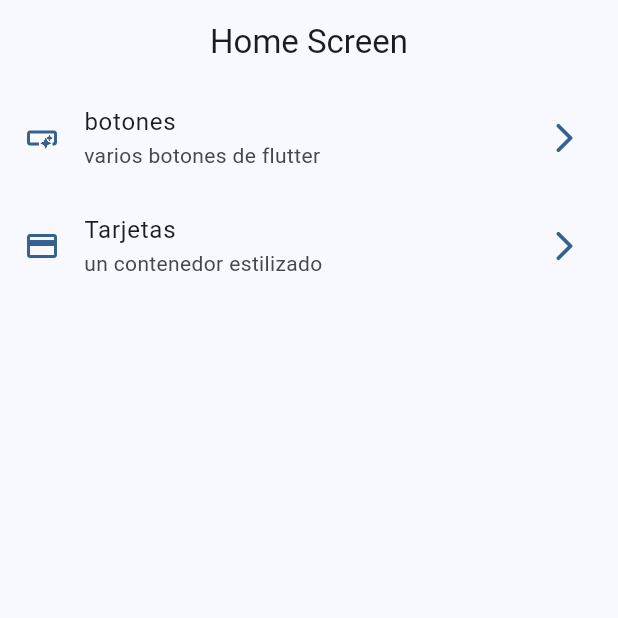
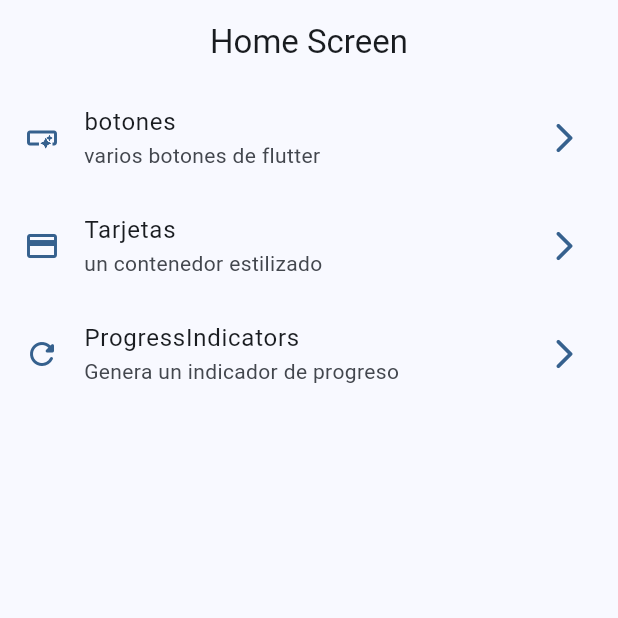
Before and after one commit to Jano-C/widget_app, a Flutter app: the screen it shows after launch, on a phone screen of 412 x 824 dp, the top half of it. Run offline on Flutter 3.47's test engine with Material 3 defaults, Android fonts, the phone set to English and light mode, and no system bars; our stand-ins replace go_router.

Commit message:
progress indicator

```diff
--- a/lib/config/menu/menu_items.dart
+++ b/lib/config/menu/menu_items.dart
@@ -28,4 +28,10 @@ const appMenuItems = <MenuItems>[
     link: '/cards',
     icon: Icons.credit_card,
   ),
+  MenuItems(
+    title: 'ProgressIndicators',
+    subtitle: 'Genera un indicador de progreso',
+    link: '/progress',
+    icon: Icons.refresh_rounded,
+  ),
 ];
--- a/lib/config/router/app_router.dart
+++ b/lib/config/router/app_router.dart
@@ -19,5 +19,9 @@ final appRouter = GoRouter(
       path: '/cards',
       builder: (context, state) => CardsScreen(),
     ),
+    GoRoute(
+      path: '/progress',
+      builder: (context, state) => ProgressScreen(),
+    ),
   ],
 );
--- a/lib/presentation/screens/ui_controls/ui_controls_screen.dart
+++ b/lib/presentation/screens/ui_controls/ui_controls_screen.dart
@@ -1,10 +1,10 @@
 import 'package:flutter/material.dart';
 
-class ui_controls_screens extends StatelessWidget {
+class UiControlsScreen extends StatelessWidget {
 
   static const name = 'ui_controls_screen';
 
-  const ui_controls_screens({super.key});
+  const UiControlsScreen({super.key});
 
   @override
   Widget build(BuildContext context) {
```
Also changed, not shown: lib/presentation/screens/progess/progress_screen.dart (+62 -1 lines).
